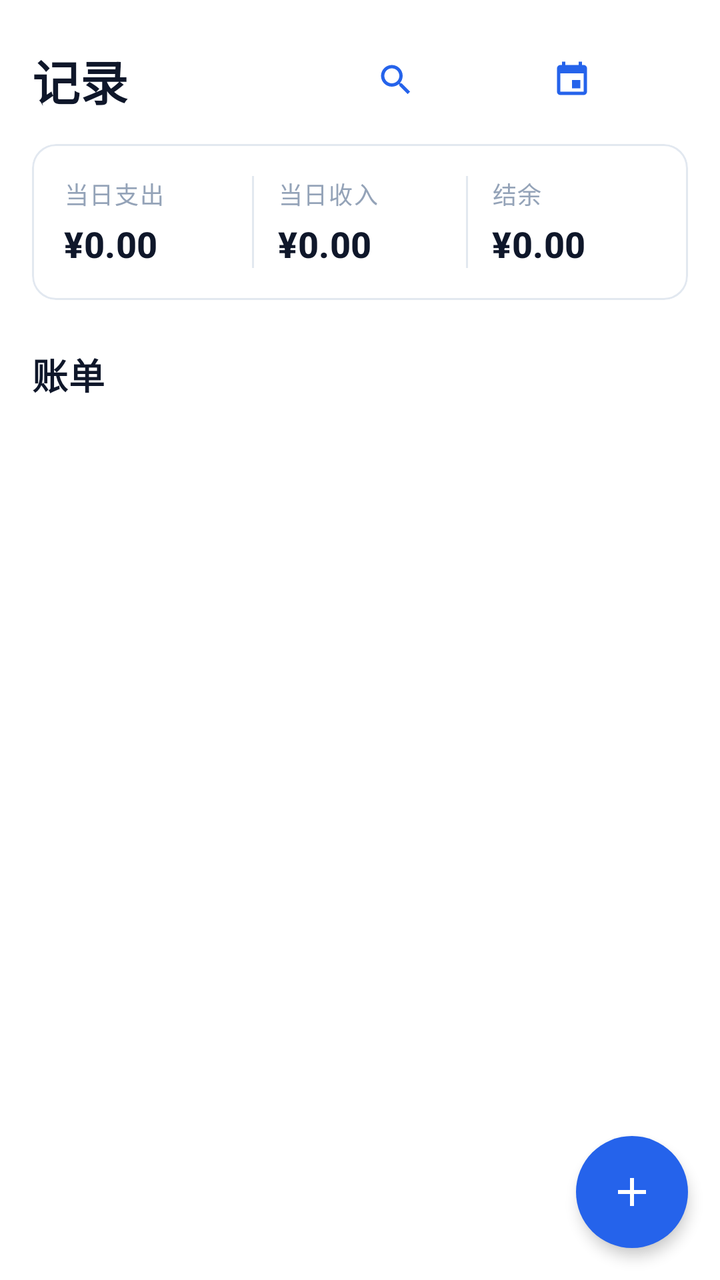
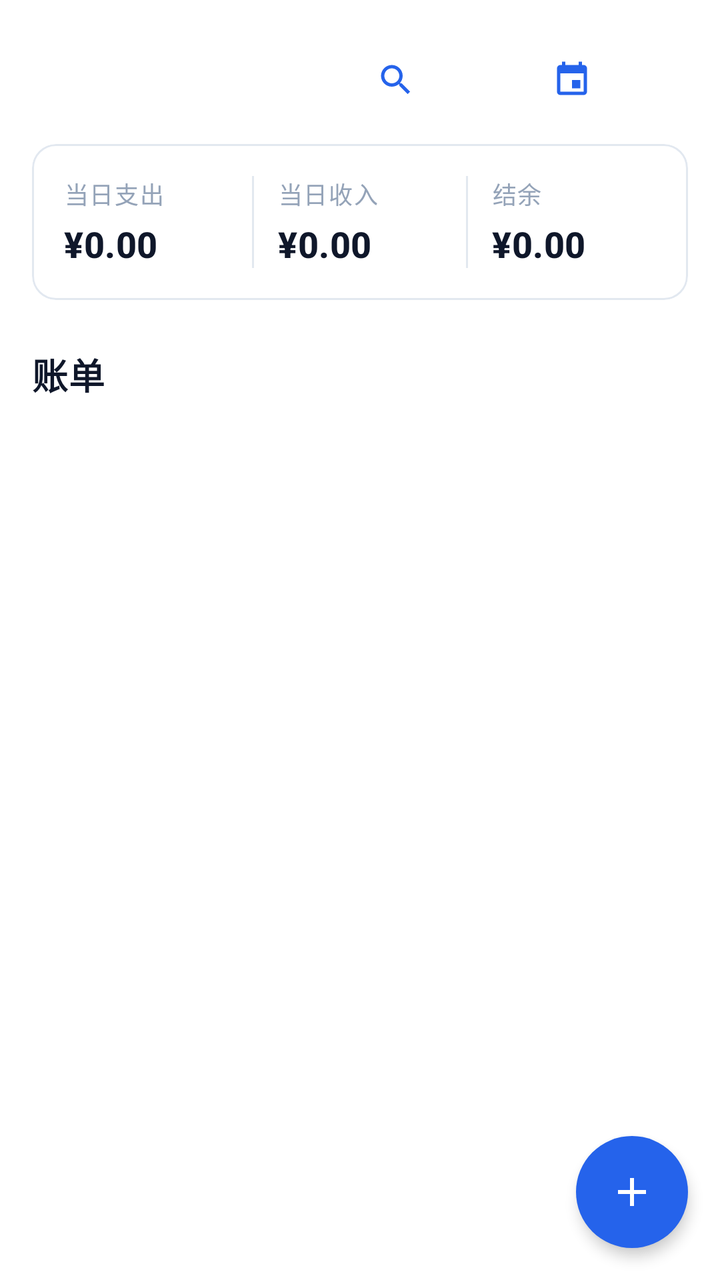

Screens rendered from an Android XML layout before and after an edit, with the pre-edit source and the edit as a unified diff.
<!-- AndroidManifest.xml: application theme Theme.MinimalistBookkeeping -->
<!-- res/layout/fragment_record.xml -->
<?xml version="1.0" encoding="utf-8"?>
<androidx.coordinatorlayout.widget.CoordinatorLayout xmlns:android="http://schemas.android.com/apk/res/android"
    xmlns:app="http://schemas.android.com/apk/res-auto"
    android:id="@+id/recordRoot"
    android:layout_width="match_parent"
    android:layout_height="match_parent"
    android:background="@color/record_page_background">

    <LinearLayout
        android:layout_width="match_parent"
        android:layout_height="match_parent"
        android:orientation="vertical">

        
        <LinearLayout
            android:layout_width="match_parent"
            android:layout_height="wrap_content"
            android:gravity="center_vertical"
            android:orientation="horizontal"
            android:paddingStart="@dimen/page_margin"
            android:paddingTop="@dimen/spacing_lg"
            android:paddingEnd="@dimen/spacing_sm"
            android:paddingBottom="@dimen/spacing_sm">

            <TextView
                android:layout_width="0dp"
                android:layout_height="wrap_content"
                android:layout_weight="1"
                android:text="@string/record_title"
                android:textAppearance="@style/TextAppearance.App.PageTitle" />

            <com.google.android.material.button.MaterialButton
                android:id="@+id/searchButton"
                style="@style/Widget.App.Button.Quiet"
                android:layout_width="wrap_content"
                android:layout_height="wrap_content"
                android:contentDescription="@string/cd_search"
                app:icon="@drawable/ic_search"
                app:iconSize="@dimen/icon_size_sm" />

            <com.google.android.material.button.MaterialButton
                android:id="@+id/dateButton"
                style="@style/Widget.App.Button.Quiet"
                android:layout_width="wrap_content"
                android:layout_height="wrap_content"
                android:contentDescription="@string/record_pick_business_date"
                app:icon="@drawable/ic_calendar"
                app:iconSize="@dimen/icon_size_sm" />

        </LinearLayout>

        
        <com.google.android.material.card.MaterialCardView
            style="@style/Widget.App.Card"
            android:layout_width="match_parent"
            android:layout_height="wrap_content"
            android:layout_marginStart="@dimen/page_margin"
            android:layout_marginEnd="@dimen/page_margin">

            <LinearLayout
                android:layout_width="match_parent"
                android:layout_height="wrap_content"
                android:baselineAligned="false"
                android:orientation="horizontal">

                <LinearLayout
                    android:layout_width="0dp"
                    android:layout_height="wrap_content"
                    android:layout_weight="1"
                    android:orientation="vertical">

                    <TextView
                        android:layout_width="match_parent"
                        android:layout_height="wrap_content"
                        android:text="@string/record_today_expense"
                        android:textAppearance="@style/TextAppearance.App.Caption" />

                    <TextView
                        android:id="@+id/dayExpenseValue"
                        android:layout_width="match_parent"
                        android:layout_height="wrap_content"
                        android:layout_marginTop="@dimen/spacing_xs"
                        android:maxLines="1"
                        android:text="@string/amount_zero"
                        android:textAppearance="@style/TextAppearance.App.SectionTitle"
                        app:autoSizeMaxTextSize="@dimen/font_section_title"
                        app:autoSizeMinTextSize="@dimen/font_caption"
                        app:autoSizeStepGranularity="@dimen/autosize_step_granularity"
                        app:autoSizeTextType="uniform" />

                </LinearLayout>

                <View
                    android:layout_width="@dimen/divider_height"
                    android:layout_height="match_parent"
                    android:layout_marginStart="@dimen/spacing_md"
                    android:layout_marginEnd="@dimen/spacing_md"
                    android:background="@color/divider" />

                <LinearLayout
                    android:layout_width="0dp"
                    android:layout_height="wrap_content"
                    android:layout_weight="1"
                    android:orientation="vertical">

                    <TextView
                        android:layout_width="match_parent"
                        android:layout_height="wrap_content"
                        android:text="@string/record_today_income"
                        android:textAppearance="@style/TextAppearance.App.Caption" />

                    <TextView
                        android:id="@+id/dayIncomeValue"
                        android:layout_width="match_parent"
                        android:layout_height="wrap_content"
                        android:layout_marginTop="@dimen/spacing_xs"
                        android:maxLines="1"
                        android:text="@string/amount_zero"
                        android:textAppearance="@style/TextAppearance.App.SectionTitle"
                        app:autoSizeMaxTextSize="@dimen/font_section_title"
                        app:autoSizeMinTextSize="@dimen/font_caption"
                        app:autoSizeStepGranularity="@dimen/autosize_step_granularity"
                        app:autoSizeTextType="uniform" />

                </LinearLayout>

                <View
                    android:layout_width="@dimen/divider_height"
                    android:layout_height="match_parent"
                    android:layout_marginStart="@dimen/spacing_md"
                    android:layout_marginEnd="@dimen/spacing_md"
                    android:background="@color/divider" />

                <LinearLayout
                    android:layout_width="0dp"
                    android:layout_height="wrap_content"
                    android:layout_weight="1"
                    android:orientation="vertical">

                    <TextView
                        android:layout_width="match_parent"
                        android:layout_height="wrap_content"
                        android:text="@string/record_today_balance"
                        android:textAppearance="@style/TextAppearance.App.Caption" />

                    <TextView
                        android:id="@+id/dayBalanceValue"
                        android:layout_width="match_parent"
                        android:layout_height="wrap_content"
                        android:layout_marginTop="@dimen/spacing_xs"
                        android:maxLines="1"
                        android:text="@string/amount_zero"
                        android:textAppearance="@style/TextAppearance.App.SectionTitle"
                        app:autoSizeMaxTextSize="@dimen/font_section_title"
                        app:autoSizeMinTextSize="@dimen/font_caption"
                        app:autoSizeStepGranularity="@dimen/autosize_step_granularity"
                        app:autoSizeTextType="uniform" />

                </LinearLayout>

            </LinearLayout>

        </com.google.android.material.card.MaterialCardView>

        <TextView
            android:layout_width="match_parent"
            android:layout_height="wrap_content"
            android:layout_marginStart="@dimen/page_margin"
            android:layout_marginTop="@dimen/spacing_xl"
            android:layout_marginEnd="@dimen/page_margin"
            android:text="@string/record_bill_list_title"
            android:textAppearance="@style/TextAppearance.App.SectionTitle" />

        
        <FrameLayout
            android:layout_width="match_parent"
            android:layout_height="0dp"
            android:layout_marginTop="@dimen/spacing_sm"
            android:layout_weight="1">

            <androidx.recyclerview.widget.RecyclerView
                android:id="@+id/transactionList"
                android:layout_width="match_parent"
                android:layout_height="match_parent"
                android:clipToPadding="false"
                android:paddingBottom="@dimen/spacing_xxl"
                android:scrollbars="vertical" />

            <include
                android:id="@+id/emptyState"
                layout="@layout/view_empty_state" />

        </FrameLayout>

    </LinearLayout>

    <com.google.android.material.floatingactionbutton.FloatingActionButton
        android:id="@+id/fabAdd"
        style="@style/Widget.App.FloatingActionButton"
        android:layout_width="wrap_content"
        android:layout_height="wrap_content"
        android:layout_gravity="bottom|end"
        android:layout_margin="@dimen/fab_margin"
        android:contentDescription="@string/cd_add_transaction"
        app:srcCompat="@drawable/ic_add" />

</androidx.coordinatorlayout.widget.CoordinatorLayout>
<!-- res/layout/view_empty_state.xml (included above) -->
<?xml version="1.0" encoding="utf-8"?>
<LinearLayout xmlns:android="http://schemas.android.com/apk/res/android"
    xmlns:app="http://schemas.android.com/apk/res-auto"
    android:layout_width="match_parent"
    android:layout_height="match_parent"
    android:gravity="center"
    android:orientation="vertical"
    android:paddingStart="@dimen/spacing_xxl"
    android:paddingTop="@dimen/spacing_xxl"
    android:paddingEnd="@dimen/spacing_xxl"
    android:paddingBottom="@dimen/spacing_xxl"
    android:visibility="gone">

    <ImageView
        android:id="@+id/emptyIcon"
        android:layout_width="@dimen/empty_icon_size"
        android:layout_height="@dimen/empty_icon_size"
        android:contentDescription="@string/cd_empty_state"
        android:src="@drawable/ic_empty"
        app:tint="@color/text_tertiary" />

    <TextView
        android:id="@+id/emptyTitle"
        android:layout_width="wrap_content"
        android:layout_height="wrap_content"
        android:layout_marginTop="@dimen/spacing_lg"
        android:text="@string/record_empty_title"
        android:textAppearance="@style/TextAppearance.App.SectionTitle" />

    <TextView
        android:id="@+id/emptySubtitle"
        android:layout_width="match_parent"
        android:layout_height="wrap_content"
        android:layout_marginTop="@dimen/spacing_sm"
        android:gravity="center"
        android:text="@string/record_empty_subtitle"
        android:textAppearance="@style/TextAppearance.App.Secondary" />

    <com.google.android.material.button.MaterialButton
        android:id="@+id/emptyAction"
        style="@style/Widget.App.Button.Primary"
        android:layout_width="wrap_content"
        android:layout_height="wrap_content"
        android:layout_marginTop="@dimen/spacing_xl"
        android:text="@string/action_add_one"
        app:icon="@drawable/ic_add"
        app:iconTint="@color/text_on_primary" />

</LinearLayout>
<!-- resources referenced by this layout -->
<resources>
  <color name="divider">#E2E8F0</color>
  <color name="record_page_background">#FFFFFF</color>
  <color name="text_on_primary">#FFFFFF</color>
  <color name="text_tertiary">#94A3B8</color>
  <dimen name="autosize_step_granularity">1sp</dimen>
  <dimen name="divider_height">1dp</dimen>
  <dimen name="empty_icon_size">96dp</dimen>
  <dimen name="fab_margin">16dp</dimen>
  <dimen name="font_caption">12sp</dimen>
  <dimen name="font_section_title">18sp</dimen>
  <dimen name="icon_size_sm">20dp</dimen>
  <dimen name="page_margin">16dp</dimen>
  <dimen name="spacing_lg">16dp</dimen>
  <dimen name="spacing_md">12dp</dimen>
  <dimen name="spacing_sm">8dp</dimen>
  <dimen name="spacing_xl">24dp</dimen>
  <dimen name="spacing_xs">4dp</dimen>
  <dimen name="spacing_xxl">32dp</dimen>
  <string name="action_add_one">记一笔</string>
  <string name="amount_zero">¥0.00</string>
  <string name="cd_add_transaction">新增账单</string>
  <string name="cd_empty_state">空状态插图</string>
  <string name="cd_search">搜索账单</string>
  <string name="record_bill_list_title">账单</string>
  <string name="record_empty_subtitle">记下第一笔，开始看懂自己的钱花在哪里</string>
  <string name="record_empty_title">还没有账单</string>
  <string name="record_pick_business_date">选择业务日期</string>
  <string name="record_title">记录</string>
  <string name="record_today_balance">结余</string>
  <string name="record_today_expense">当日支出</string>
  <string name="record_today_income">当日收入</string>
  <style name="TextAppearance.App.Caption" parent="TextAppearance.Material3.LabelSmall">
          <item name="android:textSize">@dimen/font_caption</item>
          <item name="android:textColor">@color/text_tertiary</item>
      </style>
  <style name="TextAppearance.App.Secondary" parent="TextAppearance.Material3.BodyMedium">
          <item name="android:textSize">@dimen/font_secondary</item>
          <item name="android:textColor">@color/text_secondary</item>
      </style>
  <style name="Theme.MinimalistBookkeeping" parent="Base.Theme.MinimalistBookkeeping" />
  <dimen name="font_page_title">24sp</dimen>
  <color name="text_primary">#0F172A</color>
  <dimen name="font_secondary">14sp</dimen>
  <color name="text_secondary">#64748B</color>
  <dimen name="button_height">48dp</dimen>
  <dimen name="font_body">16sp</dimen>
  <color name="primary">#2563EB</color>
  <dimen name="radius_sm">8dp</dimen>
  <dimen name="touch_target">48dp</dimen>
  <color name="surface">#FFFFFF</color>
  <dimen name="radius_md">12dp</dimen>
  <dimen name="stroke_width">1dp</dimen>
  <style name="ShapeAppearance.App.Circle" parent="">
          <item name="cornerFamily">rounded</item>
          <item name="cornerSize">50%</item>
      </style>
  <style name="Base.Theme.MinimalistBookkeeping" parent="Base.V1.Theme.MinimalistBookkeeping">
          <item name="android:windowLightStatusBar" tools:targetApi="m">true</item>
          <item name="android:windowLightNavigationBar" tools:targetApi="o_mr1">true</item>
      </style>
  <color name="primary_light">#DBEAFE</color>
  <color name="primary_dark">#1D4ED8</color>
  <color name="background">#F8FAFC</color>
  <color name="surface_subtle">#F1F5F9</color>
  <color name="danger">#EF4444</color>
  <style name="TextAppearance.App.Display" parent="TextAppearance.Material3.DisplaySmall">
          <item name="android:textSize">@dimen/font_display</item>
          <item name="android:textColor">@color/text_primary</item>
          <item name="android:textStyle">bold</item>
      </style>
  <style name="TextAppearance.App.Body" parent="TextAppearance.Material3.BodyLarge">
          <item name="android:textSize">@dimen/font_body</item>
          <item name="android:textColor">@color/text_primary</item>
      </style>
  <dimen name="font_display">32sp</dimen>
  <!-- unchanged entries left out for length: 11 -->
</resources>

<!-- the commit's change to res/layout/fragment_record.xml (unified diff, before → after) -->
@@ -27,7 +27,19 @@
                 android:layout_height="wrap_content"
                 android:layout_weight="1"
                 android:text="@string/record_title"
+                android:visibility="gone"
                 android:textAppearance="@style/TextAppearance.App.PageTitle" />
+
+            <TextView
+                android:id="@+id/ledgerChip"
+                android:layout_width="wrap_content"
+                android:layout_height="wrap_content"
+                android:layout_weight="1"
+                android:layout_marginEnd="@dimen/spacing_sm"
+                android:background="?attr/selectableItemBackground"
+                android:paddingHorizontal="@dimen/spacing_sm"
+                android:paddingVertical="@dimen/spacing_xs"
+                android:textAppearance="@style/TextAppearance.App.Secondary" />
 
             <com.google.android.material.button.MaterialButton
                 android:id="@+id/searchButton"
